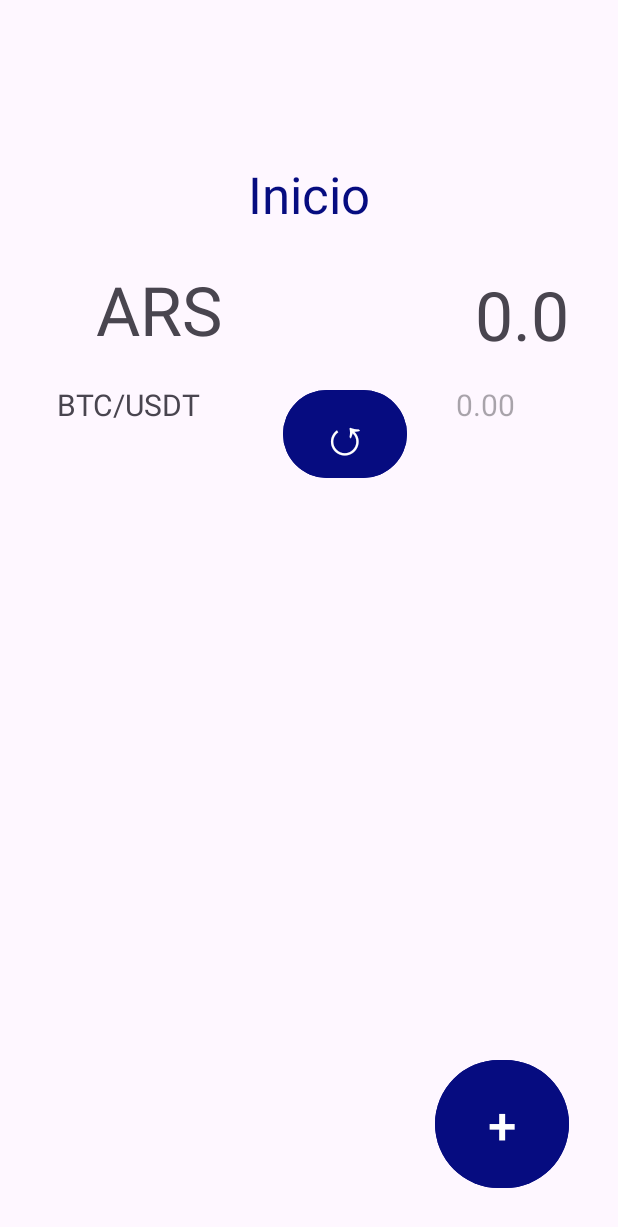
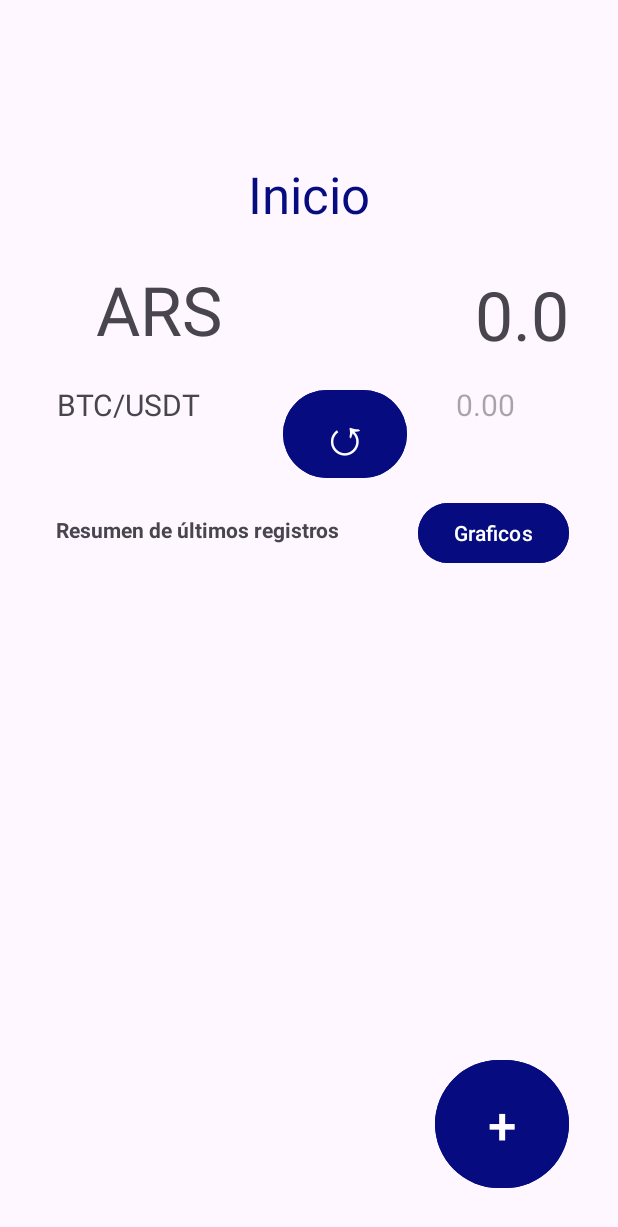
Before and after one commit to ffranco96/KotlinProject, an Android app: the HomeStartFragment screen opened directly, with no data from a screen before it, on a phone screen of 412 x 824 dp. Shown: the top 1227 px of the screen. Run offline under Robolectric (Android 15) with nearby library versions, the phone set to English and light mode, and no system bars; Roboto replaces fonts that are not available here.

Commit message:
Added view graph activity and fragment. Added button un home start fragment to access this new activity.

```diff
--- a/app/src/main/java/com/example/kotlinproject/fragments/AddRegFragmentAmount.kt
+++ b/app/src/main/java/com/example/kotlinproject/fragments/AddRegFragmentAmount.kt
@@ -11,7 +11,6 @@ import android.widget.EditText
 import android.widget.ImageButton
 import android.widget.Spinner
 import android.widget.Switch
-import androidx.navigation.Navigation
 import androidx.navigation.fragment.findNavController
 import com.example.kotlinproject.R
 import com.example.kotlinproject.activities.AddRegActivity
@@ -33,7 +32,7 @@ class AddRegFragmentAmount : Fragment() {
 
         // Buttons
         val nextButton = rootView.findViewById<ImageButton>(R.id.nextButton)
-        val cancelButton = rootView.findViewById<ImageButton>(R.id.cancelButton)
+        val cancelButton = rootView.findViewById<ImageButton>(R.id.cancelButton2)
         val amountEditText = rootView.findViewById<EditText>(R.id.amountEditText)
         val incomeExpensesSwitch = rootView.findViewById<Switch>(R.id.incomeExpensesSwitch)
 
--- a/app/src/main/java/com/example/kotlinproject/fragments/HomeStartFragment.kt
+++ b/app/src/main/java/com/example/kotlinproject/fragments/HomeStartFragment.kt
@@ -17,6 +17,7 @@ import androidx.recyclerview.widget.RecyclerView
 import com.example.kotlinproject.App
 import com.example.kotlinproject.R
 import com.example.kotlinproject.activities.AddRegActivity
+import com.example.kotlinproject.activities.ViewGraphsActivity
 import com.example.kotlinproject.adapters.RecordsAdapter
 import com.example.kotlinproject.model.RecordsProvider
 import com.example.kotlinproject.services.CryptoValuesService
@@ -83,6 +84,11 @@ class HomeStartFragment : Fragment() {
             activity?.startService(intent)
         }
 
+        val buttonViewGraphs = rootView.findViewById<Button>(R.id.buttonViewGraphs)
+        buttonViewGraphs.setOnClickListener {
+            goToViewGraphs()
+        }
+
         // Configurar RecyclerView
         val recyclerRegs = rootView.findViewById<RecyclerView>(R.id.recyclerRegs)
         recyclerRegs.layoutManager = LinearLayoutManager(
@@ -102,6 +108,10 @@ class HomeStartFragment : Fragment() {
 
         return rootView
     }
+    private fun goToViewGraphs() {
+        val intent = Intent(activity, ViewGraphsActivity::class.java)
+        startActivity(intent)
+    }
 
     private fun goToAddReg() {
         val intent = Intent(activity, AddRegActivity::class.java) //context se debe sacar de la activity contenedora
--- a/app/src/main/res/layout/fragment_add_reg_amount.xml
+++ b/app/src/main/res/layout/fragment_add_reg_amount.xml
@@ -42,7 +42,7 @@
         app:layout_constraintTop_toTopOf="parent" />
 
     <ImageButton
-        android:id="@+id/cancelButton"
+        android:id="@+id/cancelButton2"
         android:layout_width="61dp"
         android:layout_height="51dp"
         android:layout_marginStart="16dp"
--- a/app/src/main/res/layout/fragment_home_start.xml
+++ b/app/src/main/res/layout/fragment_home_start.xml
@@ -106,4 +106,27 @@
         app:layout_constraintStart_toStartOf="parent"
         app:layout_constraintTop_toBottomOf="@+id/textView3" />
 
+    <TextView
+        android:id="@+id/textView2"
+        android:layout_width="217dp"
+        android:layout_height="36dp"
+        android:layout_marginStart="36dp"
+        android:layout_marginTop="16dp"
+        android:text="Resumen de últimos registros"
+        android:textSize="14sp"
+        android:textStyle="bold"
+        app:layout_constraintStart_toStartOf="parent"
+        app:layout_constraintTop_toBottomOf="@+id/linearLayout" />
+
+    <Button
+        android:id="@+id/buttonViewGraphs"
+        android:layout_width="wrap_content"
+        android:layout_height="wrap_content"
+        android:layout_marginTop="4dp"
+        android:layout_marginEnd="32dp"
+        android:backgroundTint="@color/dark_blue"
+        android:text="Graficos"
+        app:layout_constraintEnd_toEndOf="parent"
+        app:layout_constraintTop_toBottomOf="@+id/linearLayout" />
+
 </androidx.constraintlayout.widget.ConstraintLayout>
```
Also changed, not shown: app/src/main/AndroidManifest.xml (+9 -5 lines), app/src/main/java/com/example/kotlinproject/activities/ViewGraphsActivity.kt (added, +28 -0 lines), app/src/main/java/com/example/kotlinproject/fragments/ViewGraphsFragment.kt (added, +46 -0 lines), app/src/main/res/layout/activity_view_graphs.xml (added, +18 -0 lines), app/src/main/res/layout/fragment_view_graphs.xml (added, +50 -0 lines).
